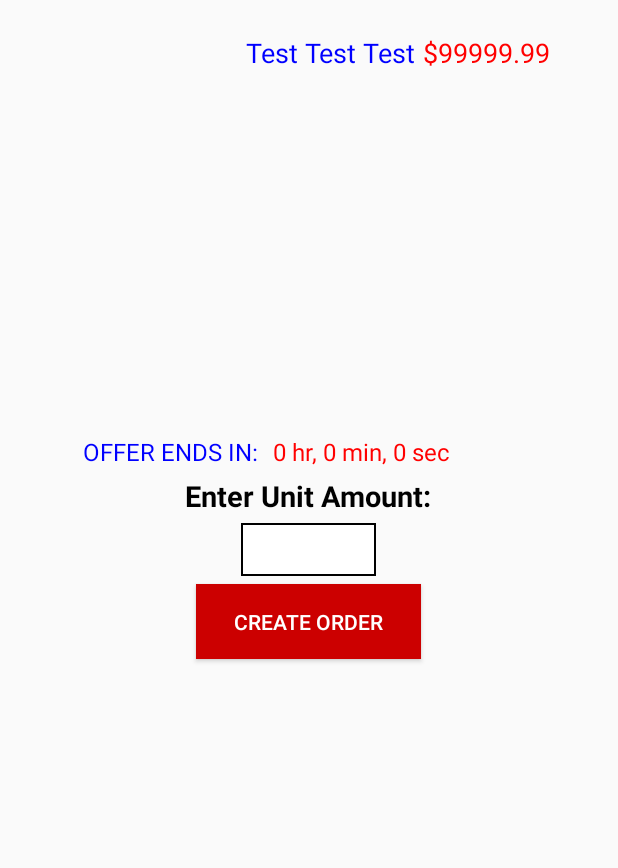
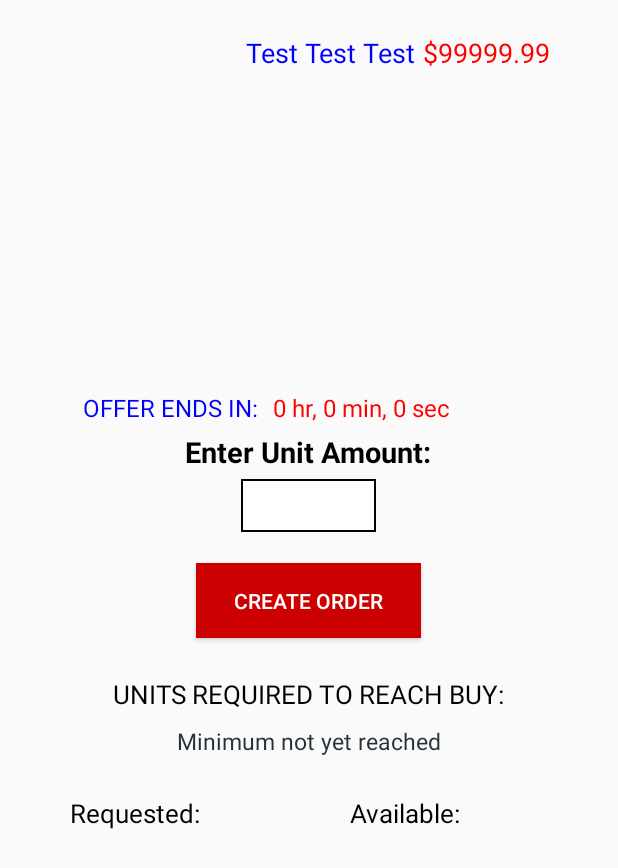
Before and after one commit to zeigotaro/RentApp, an Android app: the layout fragment_hotbuy.xml on its own in the app's theme, with its tools: preview values and no code run, on a phone screen of 412 x 824 dp. Shown: the top 868 px of the screen. Run offline under Robolectric (Android 15) with nearby library versions, the phone set to English and light mode, and no system bars.

Commit message:
hotbuy item page layout work

```diff
--- a/app/src/main/res/layout/fragment_hotbuy.xml
+++ b/app/src/main/res/layout/fragment_hotbuy.xml
@@ -35,7 +35,7 @@
     </RelativeLayout>
     <TextView
         android:layout_width="match_parent"
-        android:layout_height="30dp"
+        android:layout_height="25dp"
         android:textSize="10dip"
         android:textAlignment="center"
         android:text=""
@@ -49,7 +49,7 @@
 
     <ImageView
         android:layout_width="match_parent"
-        android:layout_height="200dp"
+        android:layout_height="175dp"
         android:layout_marginRight="25dip"
         android:layout_marginLeft="25dip"
         android:layout_centerInParent="true"
@@ -116,12 +116,60 @@
     <Button
         android:layout_width="150dip"
         android:layout_height="50dp"
+        android:layout_marginTop="15dip"
         android:layout_centerInParent="true"
         android:text="@string/create_order"
         android:id="@+id/order_button"
         android:background="@android:color/holo_red_dark"
         android:textColor="@android:color/white"
         android:layout_below="@id/enter_unit_amount_space"/>
-
+    <TextView
+        android:layout_width="wrap_content"
+        android:layout_height="wrap_content"
+        android:layout_centerInParent="true"
+        android:layout_marginTop="25dip"
+        android:layout_marginBottom="5dip"
+        android:layout_gravity="start|center_vertical"
+        android:textColor="#000000"
+        android:text="@string/amount_required"
+        android:textSize="17dip"
+        android:id="@+id/amount_required_space"
+        android:layout_below="@+id/order_button" />
+    <TextView
+        android:layout_width="wrap_content"
+        android:layout_height="wrap_content"
+        android:layout_centerInParent="true"
+        android:layout_marginTop="3dip"
+        android:layout_marginBottom="5dip"
+        android:layout_gravity="start|center_vertical"
+        android:textColor="@color/material_blue_grey_900"
+        android:text="@string/minimum_not_reached"
+        android:textSize="15dip"
+        android:id="@+id/minimum_not_reached_space"
+        android:layout_below="@+id/amount_required_space" />
+    <RelativeLayout
+        android:layout_width="match_parent"
+        android:layout_height="40dip"
+        android:layout_marginTop="20dip"
+        android:layout_marginBottom="5dip"
+        android:layout_below="@+id/minimum_not_reached_space" >
+        <TextView
+            android:layout_width="180dip"
+            android:layout_height="wrap_content"
+            android:gravity="center_vertical|center_horizontal"
+            android:textColor="#000000"
+            android:text="@string/requested"
+            android:textSize="17dip"
+            android:id="@+id/requested_space" />
+        <TextView
+            android:layout_width="180dip"
+            android:layout_height="wrap_content"
+            android:gravity="center_vertical|center_horizontal"
+            android:textColor="#000000"
+            android:text="@string/available"
+            android:textSize="17dip"
+            android:id="@+id/available_space"
+            android:layout_toRightOf="@+id/requested_space" />
+    </RelativeLayout>
 
 </RelativeLayout>
--- a/app/src/main/res/values/strings.xml
+++ b/app/src/main/res/values/strings.xml
@@ -31,6 +31,10 @@
     <string name="open_hot_buys">Open Hot Buys</string>
     <string name="ending_soon">Hot Buys Ending Soon</string>
     <string name="create_order">CREATE ORDER</string>
+    <string name="amount_required">UNITS REQUIRED TO REACH BUY: </string>
+    <string name="minimum_not_reached">Minimum not yet reached</string>
+    <string name="requested">Requested: </string>
+    <string name="available">Available: </string>
     <string name="dialog_confirm_order">Confirm Your Order</string>
     <string name="sold_out">OFFER EXPIRED</string>
     <string name="confirm">Confirm</string>
```
